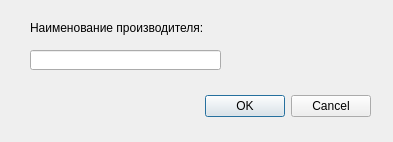
The window that addsingledialog.ui (TheSirBIG/chequebase) describes before a commit, drawn with Qt 5.
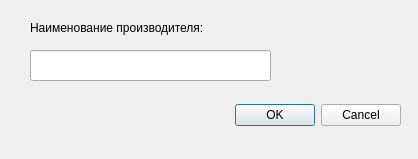
The same window after the commit.

```diff
--- a/addsingledialog.ui
+++ b/addsingledialog.ui
@@ -6,8 +6,8 @@
    <rect>
     <x>0</x>
     <y>0</y>
-    <width>393</width>
-    <height>142</height>
+    <width>418</width>
+    <height>159</height>
    </rect>
   </property>
   <property name="windowTitle">
@@ -17,9 +17,9 @@
    <property name="geometry">
     <rect>
      <x>30</x>
-     <y>90</y>
-     <width>341</width>
-     <height>32</height>
+     <y>100</y>
+     <width>371</width>
+     <height>31</height>
     </rect>
    </property>
    <property name="orientation">
@@ -34,7 +34,7 @@
     <rect>
      <x>30</x>
      <y>20</y>
-     <width>181</width>
+     <width>371</width>
      <height>16</height>
     </rect>
    </property>
@@ -47,8 +47,8 @@
     <rect>
      <x>30</x>
      <y>50</y>
-     <width>191</width>
-     <height>20</height>
+     <width>241</width>
+     <height>31</height>
     </rect>
    </property>
   </widget>
```
